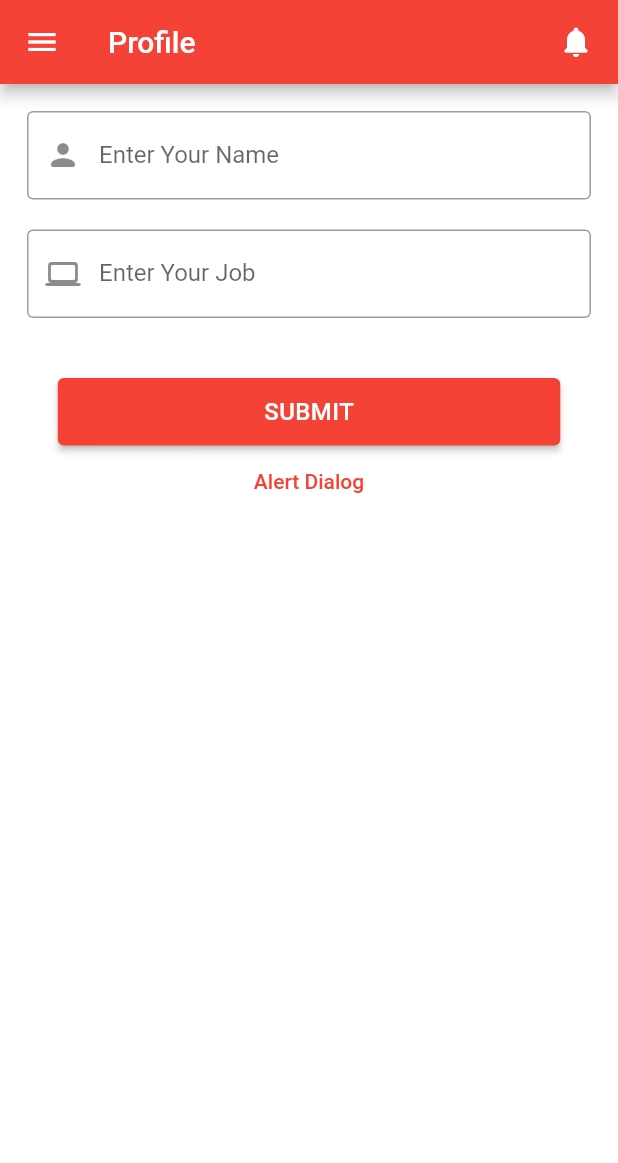
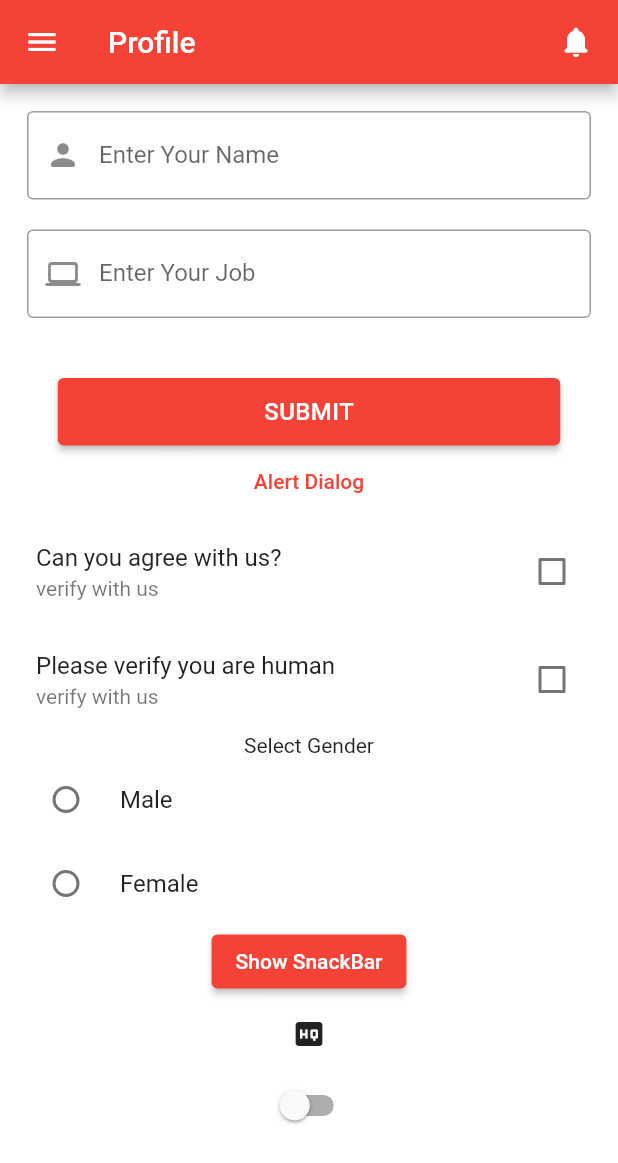
Before and after one commit to Ranjit8298/Flutter_Repo, a Flutter app: the ProfileScreen screen opened directly, on a phone screen of 412 x 824 dp. Shown: the top 1163 px of the screen. Run offline on Flutter 3.47's test engine with Material 2 defaults, Android fonts, the phone set to English and light mode, and no system bars; our stand-ins replace fl_chart, fluttertoast, lottie, shared_preferences; accounts and stored records are empty.

Commit message:
23 jan, 2023 first half

```diff
--- a/lib/profile_screen.dart
+++ b/lib/profile_screen.dart
@@ -3,6 +3,7 @@ import 'dart:io';
 
 import 'package:flutter/cupertino.dart';
 import 'package:flutter/material.dart';
+import 'package:flutter_repo/table_chart.dart';
 import 'package:flutter_repo/widgets/custom_alert_box.dart';
 import 'package:flutter_repo/widgets/custom_textfield.dart';
 import 'package:fluttertoast/fluttertoast.dart';
@@ -18,6 +19,10 @@ class ProfileScreen extends StatefulWidget {
 class _ProfileScreenState extends State<ProfileScreen> {
   var nameTxt = TextEditingController();
   var jobTxt = TextEditingController();
+  String? gender;
+  bool isChecked = false;
+  bool isChecked2 = false;
+  bool isSwitch = false;
 
   Future<bool?> showToast(String toastMsg) {
     return Fluttertoast.showToast(
@@ -64,6 +69,18 @@ class _ProfileScreenState extends State<ProfileScreen> {
 
   @override
   Widget build(BuildContext context) {
+    // Color getColor(Set<MaterialState> states) {
+    //   const Set<MaterialState> interactiveStates = <MaterialState>{
+    //     MaterialState.pressed,
+    //     MaterialState.hovered,
+    //     MaterialState.focused,
+    //   };
+    //   if (states.any(interactiveStates.contains)) {
+    //     return Colors.blue;
+    //   }
+    //   return Colors.red;
+    // }
+
     return Scaffold(
       drawer: SizedBox(
         width: 270,
@@ -131,7 +148,7 @@ class _ProfileScreenState extends State<ProfileScreen> {
           title: Row(
         mainAxisAlignment: MainAxisAlignment.spaceBetween,
         children: [
-          Center(child: Text('Profile')),
+          Center(child: const Text('Profile')),
           Icon(Icons.notifications_rounded),
         ],
       )),
@@ -170,6 +187,90 @@ class _ProfileScreenState extends State<ProfileScreen> {
                   )),
             ),
             CustomAlertBox(),
+            CheckboxListTile(
+              value: isChecked,
+              onChanged: (bool? value) {
+                setState(() {
+                  isChecked = value!;
+                });
+              },
+              title: Text('Can you agree with us?'),
+              subtitle: Text('verify with us'),
+            ),
+            CheckboxListTile(
+              value: isChecked2,
+              onChanged: (bool? value) {
+                setState(() {
+                  isChecked2 = value!;
+                });
+              },
+              title: Text('Please verify you are human'),
+              subtitle: Text('verify with us'),
+            ),
+            Column(
+              // crossAxisAlignment: CrossAxisAlignment.center,
+              children: [
+                Text('Select Gender'),
+                RadioListTile(
+                  title: Text("Male"),
+                  value: "male",
+                  groupValue: gender,
+                  onChanged: (value) {
+                    setState(() {
+                      gender = value.toString();
+                    });
+                  },
+                ),
+                RadioListTile(
+                  title: Text("Female"),
+                  value: "female",
+                  groupValue: gender,
+                  onChanged: (value) {
+                    setState(() {
+                      gender = value.toString();
+                    });
+                  },
+                ),
+              ],
+            ),
+            ElevatedButton(
+                onPressed: () {
+                  final snackBar = SnackBar(
+                    content:
+                        const Text('Are you sure want to delete the data?'),
+                    action: SnackBarAction(
+                      label: 'UNDO',
+                      onPressed: () {
+                        Navigator.push(context,
+                            MaterialPageRoute(builder: ((context) {
+                          return TableAndChartScreen(points: [],);
+                        })));
+                      },
+                    ),
+                  );
+                  ScaffoldMessenger.of(context).showSnackBar(snackBar);
+                },
+                child: Text('Show SnackBar')),
+            Tooltip(
+              waitDuration: Duration(seconds: 1),
+              showDuration: Duration(seconds: 2),
+              padding: EdgeInsets.all(5),
+              message: 'User Account',
+              child: IconButton(
+                icon: Icon(Icons.high_quality),
+                onPressed: () {
+                  /* your code */
+                },
+              ),
+            ),
+            Switch(
+              value: isSwitch,
+              onChanged: (bool? value) {
+                setState(() {
+                  isSwitch = value!;
+                });
+              },
+            )
           ],
         ),
       ),
--- a/pubspec.yaml
+++ b/pubspec.yaml
@@ -40,6 +40,7 @@ dependencies:
   fluttertoast: ^8.1.2
   lottie: ^2.2.0
   http: ^0.13.5
+  fl_chart: ^0.55.2
 
 dev_dependencies:
   flutter_test:
```
Also changed, not shown: lib/data/price_point.dart (added, +22 -0 lines), lib/table_chart.dart (added, +125 -0 lines), pubspec.lock.
